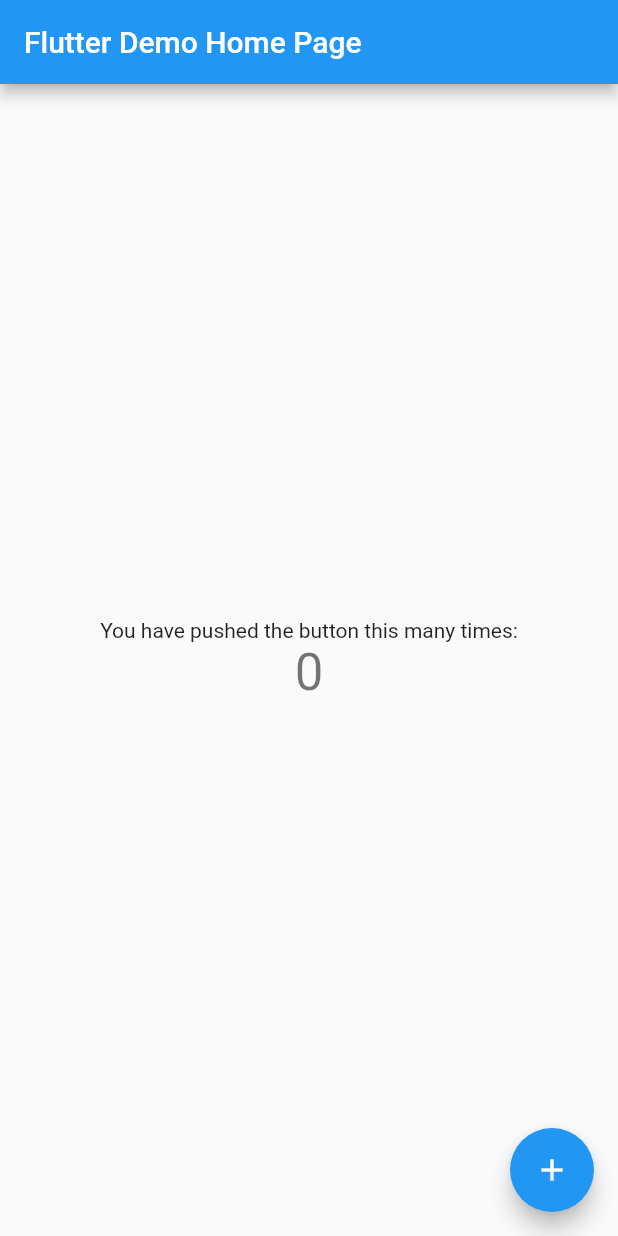
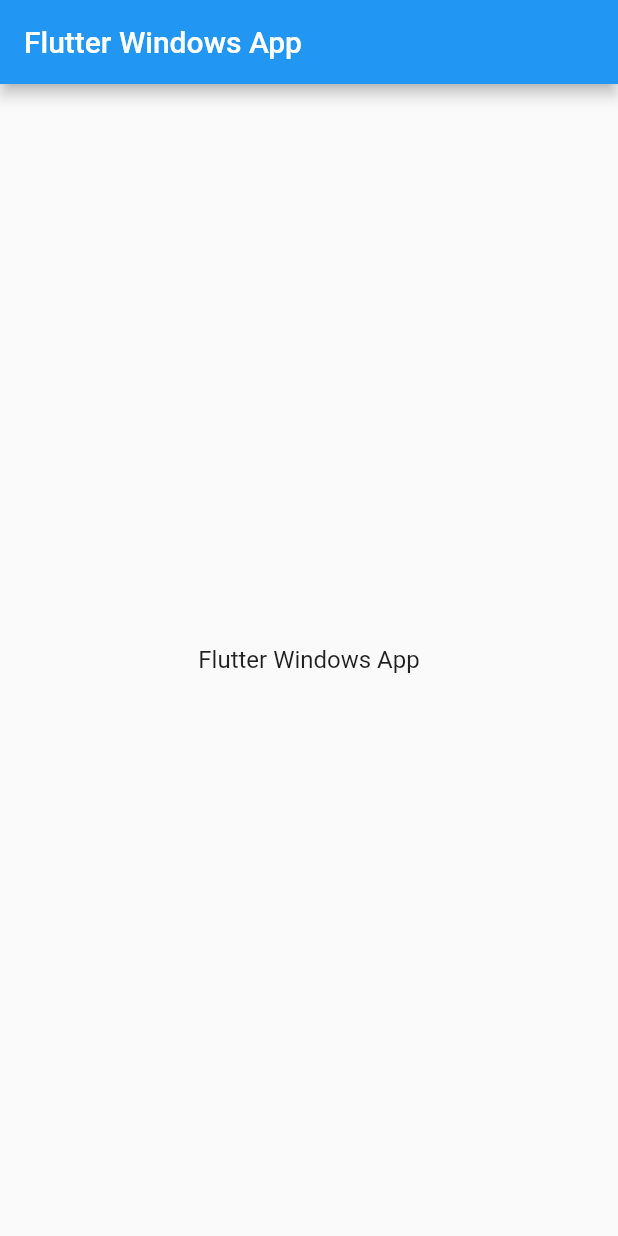
Before and after one commit to dileepadev/flutter_windows_app, a Flutter app: the screen it shows after launch, on a phone screen of 412 x 824 dp. Run offline on Flutter 3.47's test engine with Material 2 defaults, Android fonts, the phone set to English and light mode, and no system bars.

Commit message:
Update Home Page

```diff
--- /dev/null
+++ b/lib/home_page.dart
@@ -0,0 +1,22 @@
+import 'package:flutter/material.dart';
+
+class HomePage extends StatefulWidget {
+  const HomePage({ Key? key }) : super(key: key);
+
+  @override
+  _HomePageState createState() => _HomePageState();
+}
+
+class _HomePageState extends State<HomePage> {
+  @override
+  Widget build(BuildContext context) {
+    return Scaffold(
+      appBar: AppBar(
+        title: const Text("Flutter Windows App"),
+      ),
+      body: const Center(
+        child: Text('Flutter Windows App', style: TextStyle(fontSize: 16.0),),
+      ),
+    );
+  }
+}
--- a/lib/main.dart
+++ b/lib/main.dart
@@ -1,115 +1,21 @@
 import 'package:flutter/material.dart';
+
+import 'home_page.dart';
 
 void main() {
   runApp(const MyApp());
 }
-
 class MyApp extends StatelessWidget {
   const MyApp({Key? key}) : super(key: key);
 
-  // This widget is the root of your application.
   @override
   Widget build(BuildContext context) {
     return MaterialApp(
-      title: 'Flutter Demo',
+      title: 'Flutter Windows App',
       theme: ThemeData(
-        // This is the theme of your application.
-        //
-        // Try running your application with "flutter run". You'll see the
-        // application has a blue toolbar. Then, without quitting the app, try
-        // changing the primarySwatch below to Colors.green and then invoke
-        // "hot reload" (press "r" in the console where you ran "flutter run",
-        // or simply save your changes to "hot reload" in a Flutter IDE).
-        // Notice that the counter didn't reset back to zero; the application
-        // is not restarted.
         primarySwatch: Colors.blue,
       ),
-      home: const MyHomePage(title: 'Flutter Demo Home Page'),
+      home: const HomePage(),
     );
   }
 }
-
-class MyHomePage extends StatefulWidget {
-  const MyHomePage({Key? key, required this.title}) : super(key: key);
-
-  // This widget is the home page of your application. It is stateful, meaning
-  // that it has a State object (defined below) that contains fields that affect
-  // how it looks.
-
-  // This class is the configuration for the state. It holds the values (in this
-  // case the title) provided by the parent (in this case the App widget) and
-  // used by the build method of the State. Fields in a Widget subclass are
-  // always marked "final".
-
-  final String title;
-
-  @override
-  State<MyHomePage> createState() => _MyHomePageState();
-}
-
-class _MyHomePageState extends State<MyHomePage> {
-  int _counter = 0;
-
-  void _incrementCounter() {
-    setState(() {
-      // This call to setState tells the Flutter framework that something has
-      // changed in this State, which causes it to rerun the build method below
-      // so that the display can reflect the updated values. If we changed
-      // _counter without calling setState(), then the build method would not be
-      // called again, and so nothing would appear to happen.
-      _counter++;
-    });
-  }
-
-  @override
-  Widget build(BuildContext context) {
-    // This method is rerun every time setState is called, for instance as done
-    // by the _incrementCounter method above.
-    //
-    // The Flutter framework has been optimized to make rerunning build methods
-    // fast, so that you can just rebuild anything that needs updating rather
-    // than having to individually change instances of widgets.
-    return Scaffold(
-      appBar: AppBar(
-        // Here we take the value from the MyHomePage object that was created by
-        // the App.build method, and use it to set our appbar title.
-        title: Text(widget.title),
-      ),
-      body: Center(
-        // Center is a layout widget. It takes a single child and positions it
-        // in the middle of the parent.
-        child: Column(
-          // Column is also a layout widget. It takes a list of children and
-          // arranges them vertically. By default, it sizes itself to fit its
-          // children horizontally, and tries to be as tall as its parent.
-          //
-          // Invoke "debug painting" (press "p" in the console, choose the
-          // "Toggle Debug Paint" action from the Flutter Inspector in Android
-          // Studio, or the "Toggle Debug Paint" command in Visual Studio Code)
-          // to see the wireframe for each widget.
-          //
-          // Column has various properties to control how it sizes itself and
-          // how it positions its children. Here we use mainAxisAlignment to
-          // center the children vertically; the main axis here is the vertical
-          // axis because Columns are vertical (the cross axis would be
-          // horizontal).
-          mainAxisAlignment: MainAxisAlignment.center,
-          children: <Widget>[
-            const Text(
-              'You have pushed the button this many times:',
-            ),
-            Text(
-              '$_counter',
-              style: Theme.of(context).textTheme.headline4,
-            ),
-          ],
-        ),
-      ),
-      floatingActionButton: FloatingActionButton(
-        onPressed: _incrementCounter,
-        tooltip: 'Increment',
-        child: const Icon(Icons.add),
-      ), // This trailing comma makes auto-formatting nicer for build methods.
-    );
-  }
-}
```
